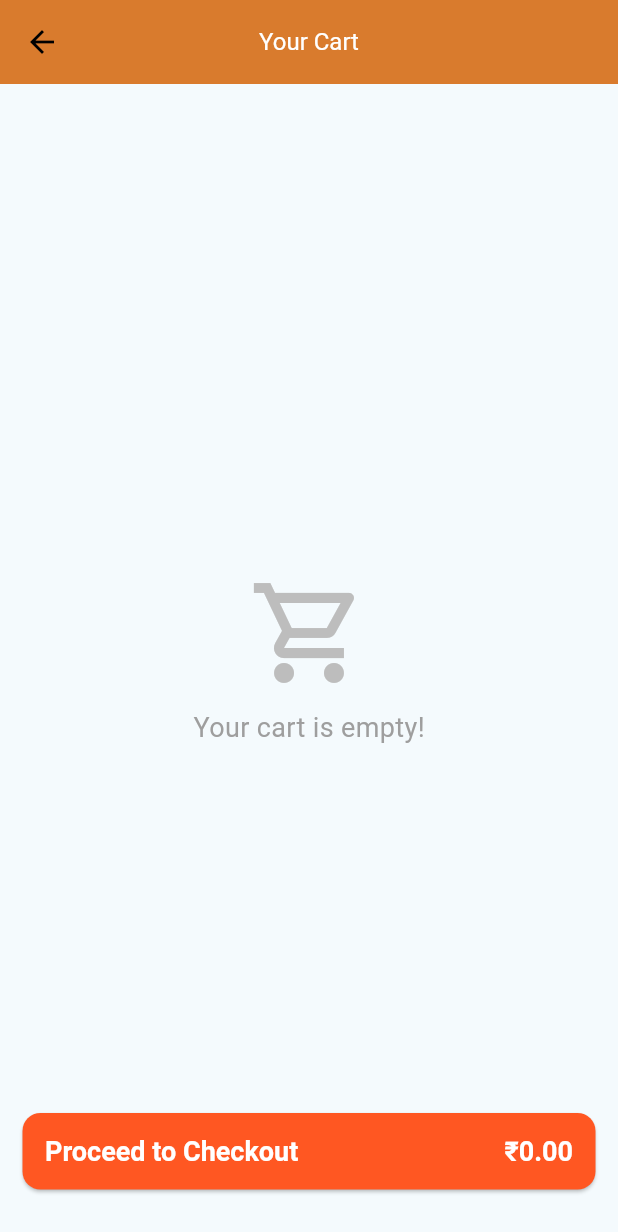
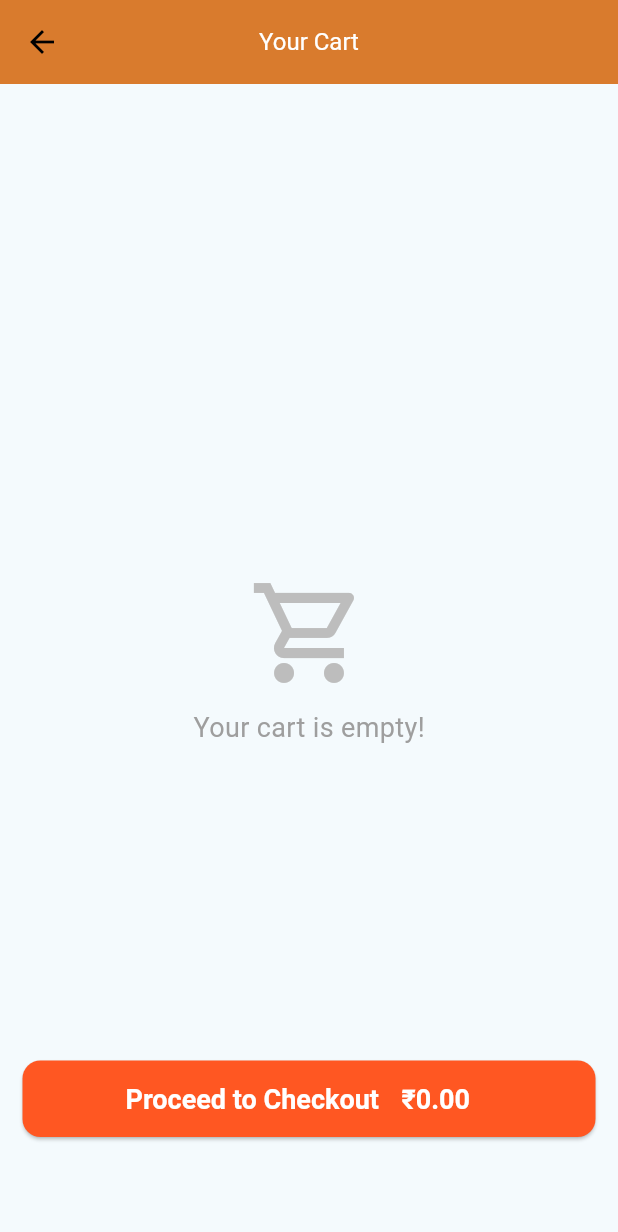
Before and after one commit to devesh12335/food_order_demo, a Flutter app: the screen it shows after launch, after a tap on the "shopping cart" icon, on a phone screen of 412 x 824 dp. Shown: the top 1232 px of the screen. Run offline on Flutter 3.47's test engine with Material 3 defaults, Android fonts, the phone set to English and light mode, and no system bars; our stand-ins replace bloc, dio, equatable, flutter_bloc; missing offline and left inert: http_mock_adapter; network calls fail; Roboto replaces fonts that are missing (Montserrat).

Commit message:
cart page added to bottom navigation

```diff
--- a/lib/presentation/screens/bottom_nav/state.dart
+++ b/lib/presentation/screens/bottom_nav/state.dart
@@ -1,5 +1,6 @@
 import 'package:equatable/equatable.dart';
 import 'package:flutter/material.dart';
+import 'package:food_orders/presentation/screens/cart/view.dart';
 import 'package:food_orders/presentation/screens/home/view.dart';
 import 'package:food_orders/presentation/screens/orders/view.dart';
 
@@ -21,7 +22,7 @@ class BottomNavState extends Equatable {
   factory BottomNavState.initial() => const BottomNavState(
     status: BottomNavStatus.initial,
     selectedIndex: 0,
-    screenList: [HomePage(),OrdersPage()]
+    screenList: [HomePage(),OrdersPage(),CartPage()]
   );
 
   BottomNavState copyWith({
--- a/lib/presentation/screens/bottom_nav/view.dart
+++ b/lib/presentation/screens/bottom_nav/view.dart
@@ -18,7 +18,7 @@ class BottomNavPage extends StatelessWidget {
         },
         builder: (context, state) {
           switch (state.status) {
-            case BottomNavStatus.initial:
+            case BottomNavStatus.loading:
               return const Scaffold(
                 body: Center(child: CircularProgressIndicator()),
               );
@@ -83,6 +83,10 @@ class BottomNavLoadedPage extends StatelessWidget {
               icon: Icon(Icons.dining_outlined),
               label: 'Orders',
             ),
+             BottomNavigationBarItem(
+              icon: Icon(Icons.shopping_cart),
+              label: 'Cart',
+            ),
           ],
           currentIndex: state.selectedIndex ?? 0,
           selectedItemColor: Colors.deepOrange,
--- a/lib/presentation/screens/cart/view.dart
+++ b/lib/presentation/screens/cart/view.dart
@@ -25,7 +25,7 @@ class CartPage extends StatelessWidget {
         },
         builder: (context, state) {
           switch (state.status) {
-            case CartStatus.initial:
+            case CartStatus.loading:
               return const Scaffold(
                 body: Center(child: CircularProgressIndicator()),
               );
@@ -92,7 +92,7 @@ class CartLoadedPage extends StatelessWidget {
 
   Widget _buildCheckoutButton(BuildContext context) {
     return Padding(
-      padding: const EdgeInsets.all(15.0),
+      padding: const EdgeInsets.only(bottom: 50.0,left: 15,right: 15),
       child: ElevatedButton(
         onPressed: () {
           context.read<CartBloc>().add(CheckoutEvent(context: context));
@@ -110,10 +110,10 @@ class CartLoadedPage extends StatelessWidget {
           ),
         ),
         child: Row(
-          mainAxisAlignment: MainAxisAlignment.spaceBetween,
+          mainAxisAlignment: MainAxisAlignment.center,
           children: [
             const Padding(
-              padding: EdgeInsets.only(left: 15.0),
+              padding: EdgeInsets.only(right: 15.0),
               child: Text(
                 'Proceed to Checkout',
                 style: TextStyle(fontSize: 18, fontWeight: FontWeight.bold, color: Colors.white),
--- a/lib/presentation/screens/home/events.dart
+++ b/lib/presentation/screens/home/events.dart
@@ -24,4 +24,6 @@ class onSearchEvent extends HomeEvent {
 }
 
 
-class HomeInitEvent extends HomeEvent {}
+class HomeInitEvent extends HomeEvent {
+  HomeInitEvent();
+}
--- a/lib/presentation/screens/home/view.dart
+++ b/lib/presentation/screens/home/view.dart
@@ -20,12 +20,12 @@ class HomePage extends StatelessWidget {
         },
         builder: (context, state) {
           switch (state.status) {
-            case HomeStatus.initial:
+            case HomeStatus.loading:
               return const Scaffold(
                 body: Center(child: CircularProgressIndicator()),
               );
             case HomeStatus.loaded:
-              return HomeLoadedPage(state: state);
+              return HomeLoadedPage(state1: state);
             case HomeStatus.error:
               return Scaffold(
                 body: Center(child: Text(state.error ?? "An error occurred")),
@@ -40,11 +40,12 @@ class HomePage extends StatelessWidget {
 }
 
 class HomeLoadedPage extends StatelessWidget {
-  HomeState state;
-  HomeLoadedPage({super.key, required this.state});
+  HomeState state1;
+  HomeLoadedPage({super.key, required this.state1});
 
   @override
   Widget build(BuildContext context) {
+     final state = context.watch<HomeBloc>().state;
     return Scaffold(
       appBar: AppBar(
         automaticallyImplyLeading: false,
--- a/lib/presentation/screens/orders/view.dart
+++ b/lib/presentation/screens/orders/view.dart
@@ -20,7 +20,7 @@ class OrdersPage extends StatelessWidget {
         },
         builder: (context, state) {
           switch (state.status) {
-            case OrdersStatus.initial:
+            case OrdersStatus.loading:
               return const Scaffold(
                 body: Center(child: CircularProgressIndicator()),
               );
--- a/lib/presentation/screens/product_details/view.dart
+++ b/lib/presentation/screens/product_details/view.dart
@@ -20,7 +20,7 @@ class ProductDetailsPage extends StatelessWidget {
         },
         builder: (context, state) {
           switch (state.status) {
-            case ProductDetailsStatus.initial:
+            case ProductDetailsStatus.loading:
               return const Scaffold(
                 body: Center(child: CircularProgressIndicator()),
               );
--- a/lib/presentation/screens/products_display/view.dart
+++ b/lib/presentation/screens/products_display/view.dart
@@ -21,7 +21,7 @@ class ProductsDisplayPage extends StatelessWidget {
         },
         builder: (context, state) {
           switch (state.status) {
-            case ProductsDisplayStatus.initial:
+            case ProductsDisplayStatus.loading:
               return const Scaffold(
                 body: Center(child: CircularProgressIndicator()),
               );
@@ -46,6 +46,7 @@ class ProductsDisplayPage extends StatelessWidget {
 
 class ProductsDisplayLoadedPage extends StatelessWidget {
   ProductsDisplayState state;
+
   Store store;
    ProductsDisplayLoadedPage({super.key,required this.state,required this.store});
 
--- a/lib/presentation/screens/search_produts/view.dart
+++ b/lib/presentation/screens/search_produts/view.dart
@@ -18,7 +18,7 @@ class SearchProdutsPage extends StatelessWidget {
         },
         builder: (context, state) {
           switch (state.status) {
-            case SearchProdutsStatus.initial:
+            case SearchProdutsStatus.loading:
               return const Scaffold(
                 body: Center(child: CircularProgressIndicator()),
               );
--- a/lib/presentation/screens/splash/view.dart
+++ b/lib/presentation/screens/splash/view.dart
@@ -26,7 +26,7 @@ class SplashPage extends StatelessWidget {
           },
           builder: (context, state) {
             switch (state.status) {
-              case SplashStatus.initial:
+              case SplashStatus.loading:
                 return const Scaffold(
                   body: Center(child: CircularProgressIndicator()),
                 );
```
